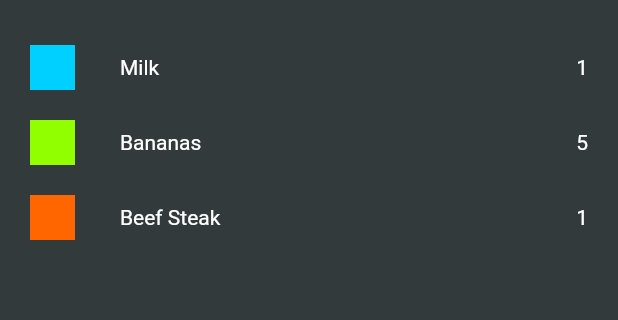
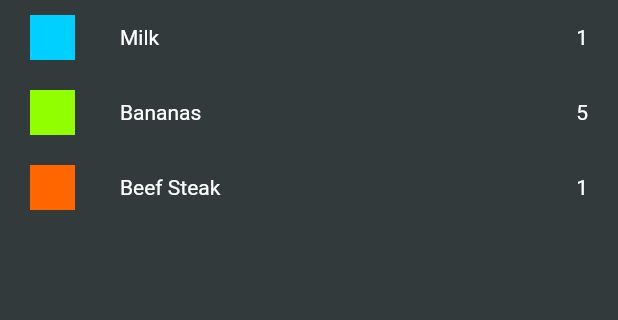
Before and after one commit to Owoeye1321/uiaf, a Flutter app: the screen it shows after launch, on a phone screen of 412 x 824 dp, the part 84-404 px from its top. Run offline on Flutter 3.47's test engine with Material 2 defaults, Android fonts, the light colour scheme and no system bars.

Commit message:
refractoring the goodddamm thing 💥

```diff
--- a/lib/main.dart
+++ b/lib/main.dart
@@ -23,7 +23,7 @@ class MyApp extends StatelessWidget {
         ),
         scaffoldBackgroundColor: const Color.fromARGB(255, 50, 58, 60),
       ),
-      home: const Home(),
+      home: Home(),
     );
   }
 }
--- a/lib/screen/Home.dart
+++ b/lib/screen/Home.dart
@@ -3,7 +3,9 @@ import 'package:uiaf/data/dummy_items.dart';
 import 'package:uiaf/widgets/grocery_item.dart';
 
 class Home extends StatelessWidget {
-  const Home({super.key});
+  const Home({
+    super.key,
+  });
 
   @override
   Widget build(BuildContext context) {
@@ -12,13 +14,9 @@ class Home extends StatelessWidget {
         centerTitle: false,
         title: const Text("Your Groceries"),
       ),
-      body: Padding(
-        padding: EdgeInsets.symmetric(vertical: 20),
-        child: Column(
-          children: [
-            ...groceryItems.map((item) => Item(groceryItem: item)).toList()
-          ],
-        ),
+      body: ListView.builder(
+        itemCount: groceryItems.length,
+        itemBuilder: (context, index) => Item(groceryItem: groceryItems[index]),
       ),
     );
   }
--- a/lib/widgets/grocery_item.dart
+++ b/lib/widgets/grocery_item.dart
@@ -9,7 +9,7 @@ class Item extends StatelessWidget {
   @override
   Widget build(BuildContext context) {
     return Padding(
-      padding: EdgeInsets.symmetric(horizontal: 20, vertical: 10),
+      padding: const EdgeInsets.symmetric(horizontal: 20, vertical: 10),
       child: Row(
         children: [
           Container(
```
